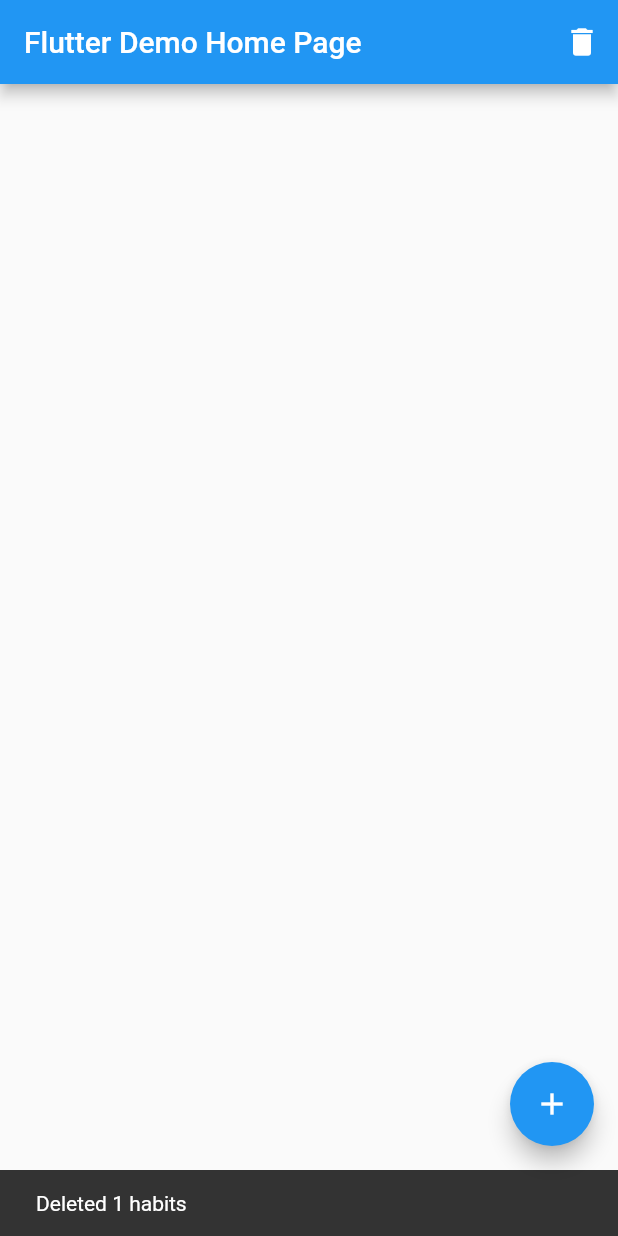
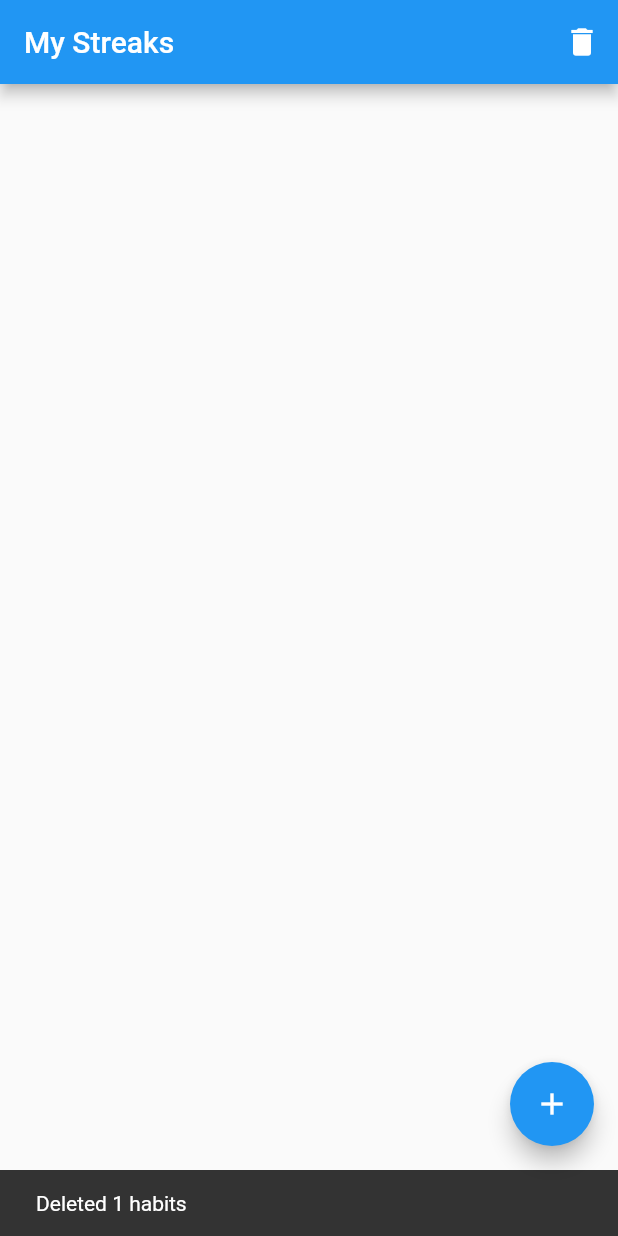
Before and after one commit to Knotworking/streak, a Flutter app: the MyHomePage screen opened directly, after a tap on the "add" icon, after a tap on the "delete" icon, on a phone screen of 412 x 824 dp. Run offline on Flutter 3.47's test engine with Material 2 defaults, Android fonts, the phone set to English and light mode, and no system bars; our stand-ins replace sqflite; accounts and stored records are empty.

Commit message:
Add habit FAB

```diff
--- a/lib/main.dart
+++ b/lib/main.dart
@@ -13,7 +13,7 @@ class MyApp extends StatelessWidget {
   @override
   Widget build(BuildContext context) {
     return MaterialApp(
-      title: 'Flutter Demo',
+      title: 'Streaks',
       theme: ThemeData(
         // This is the theme of your application.
         //
@@ -26,7 +26,7 @@ class MyApp extends StatelessWidget {
         // is not restarted.
         primarySwatch: Colors.blue,
       ),
-      home: MyHomePage(title: 'Flutter Demo Home Page'),
+      home: MyHomePage(title: 'My Streaks'),
     );
   }
 }
@@ -53,9 +53,9 @@ class _MyHomePageState extends State<MyHomePage> {
   final GlobalKey<ScaffoldState> scaffoldKey = GlobalKey<ScaffoldState>();
   DatabaseHelper dbHelper = DatabaseHelper();
 
-  void addHabit() async {
-    Habit newHabit = Habit(
-        id: -1, name: "violin", streak: 0, lastRecordedDate: DateTime.now());
+  void addHabit(String name) async {
+    Habit newHabit =
+        Habit(id: -1, name: name, streak: 0, lastRecordedDate: DateTime.now());
     dbHelper.saveHabit(newHabit);
     print(await dbHelper.getHabits());
     setState(() {
@@ -102,6 +102,25 @@ class _MyHomePageState extends State<MyHomePage> {
     );
   }
 
+  Widget newHabitDialog() {
+    TextEditingController _controller = TextEditingController();
+
+    return AlertDialog(
+      title: Text("New Habit"),
+      content: TextFormField(
+        controller: _controller,
+      ),
+      actions: <Widget>[
+        FlatButton(
+          child: Text("OK"),
+          onPressed: () {
+            Navigator.pop(context, _controller.text);
+          },
+        )
+      ],
+    );
+  }
+
   @override
   Widget build(BuildContext context) {
     // This method is rerun every time setState is called, for instance as done
@@ -123,8 +142,16 @@ class _MyHomePageState extends State<MyHomePage> {
       ),
       body: listWidget(),
       floatingActionButton: FloatingActionButton(
-        onPressed: addHabit,
-        tooltip: 'Increment',
+        onPressed: () {
+          showDialog(
+              context: context,
+              builder: (BuildContext context) {
+                return newHabitDialog();
+              }).then((value) {
+            addHabit(value);
+          });
+        },
+        tooltip: 'Add Habit',
         child: Icon(Icons.add),
       ), // This trailing comma makes auto-formatting nicer for build methods.
     );
```
